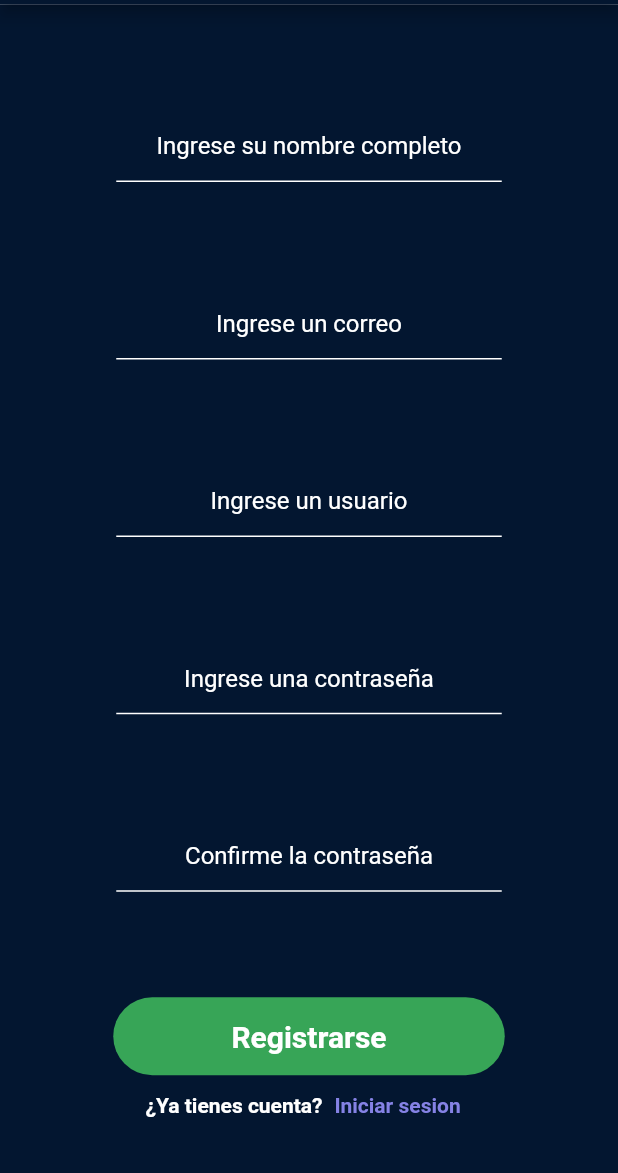
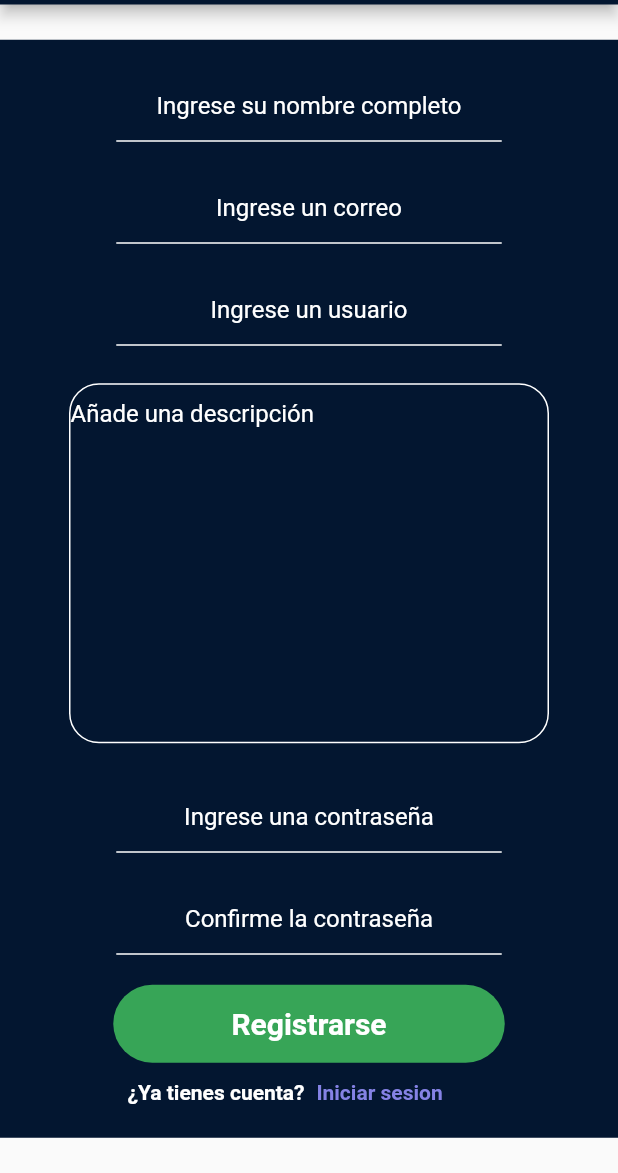
Before and after one commit to jero0137/PosIt, a Flutter app: the screen it shows after launch, after a tap on "Registrarse", on a phone screen of 412 x 824 dp, the part 63-1236 px from its top. Run offline on Flutter 3.47's test engine with Material 2 defaults, Android fonts, the phone set to English and light mode, and no system bars; our stand-ins replace cloud_firestore, firebase_auth, firebase_core, image_picker; missing offline and left inert: cloud_firestore_web, firebase_auth_web, firebase_core_web, image_picker_for_web; accounts and stored records are empty; network calls fail; Roboto replaces fonts that are missing (Poppins).

Commit message:
Signin con descripcion

```diff
--- a/lib/provider/providers/user.dart
+++ b/lib/provider/providers/user.dart
@@ -8,7 +8,7 @@ class User with ChangeNotifier, DiagnosticableTreeMixin {
   String _correo = '';
   String _linkFoto =
       'https://firebasestorage.googleapis.com/v0/b/posit-afbe6.appspot.com/o/FotoPerfil.png?alt=media&token=e4126886-2c3d-4b0e-8fb8-8fc80321d62b';
-  String descripcion = 'Me gusta la papaya';
+  String descripcion = '';
 
 
   Future<void> inicializar() async {
@@ -16,6 +16,7 @@ class User with ChangeNotifier, DiagnosticableTreeMixin {
      setNombre(valores['name']);
      setUsuario(valores['Usuario']);
      setCorreo(valores['email']);
+     setDescripcion(valores['descripcion']);
   }
 
 
--- a/lib/utils/Authentication.dart
+++ b/lib/utils/Authentication.dart
@@ -16,6 +16,7 @@ class Authentication {
       required String pass,
       required String nombre,
       required String usuario,
+      required String descripcion,
       required BuildContext context}) async {
     try {
       final User? user = (await _auth.createUserWithEmailAndPassword(
@@ -28,7 +29,7 @@ class Authentication {
 
       if (user != null) {
         await Database.addUser(
-            email: email, nombre: nombre, usuario: usuario, uid: user.uid);
+            email: email,descripcion: descripcion ,nombre: nombre, usuario: usuario, uid: user.uid);
             entro= true;
       }
     } on FirebaseAuthException catch (e) {
--- a/lib/utils/Database.dart
+++ b/lib/utils/Database.dart
@@ -15,6 +15,7 @@ class Database {
   static Future<void> addUser(
       {required String email,
       required String uid,
+      required String descripcion,
       required String nombre,
       required String usuario}) async {
     DocumentReference referencer = _mainCollection.doc(uid);
@@ -23,6 +24,7 @@ class Database {
       "name": nombre,
       "email": email,
       "Usuario": usuario,
+      "descripcion" : descripcion,
     };
     await referencer.set(data).whenComplete(() {
       userUid = uid;
@@ -58,10 +60,12 @@ class Database {
     String nombre = "";
     String email = "";
     String usuario = "";
+    String descripcion = "";
     Map<String, dynamic> dataa = <String, dynamic>{
       "name": nombre,
       "email": email,
       "Usuario": usuario,
+      "descripcion" : descripcion,
     };
 
     await userInfo.get().then(
--- a/lib/vistas/signin.dart
+++ b/lib/vistas/signin.dart
@@ -17,11 +17,11 @@ class signin extends StatelessWidget {
       TextEditingController();
   final TextEditingController _controllerUsuario = TextEditingController();
   final TextEditingController _controllerNombre = TextEditingController();
+  final TextEditingController _controllerDescripcion = TextEditingController();
 
   @override
   Widget build(BuildContext context) {
     return Scaffold(
-      resizeToAvoidBottomInset: false,
       appBar: const cabecera(
         titulo: 'PosIT',
       ),
@@ -30,10 +30,11 @@ class signin extends StatelessWidget {
             decoration: const BoxDecoration(
               color: Color(0xFF031630),
             ),
+            child: SingleChildScrollView(
               child: Column(
                 children: [
-            const Spacer(
-              flex: 2,
+                  SizedBox(
+                    height: 20,
                   ),
                   SizedBox(
                     width: 257,
@@ -55,7 +56,9 @@ class signin extends StatelessWidget {
                       controller: _controllerNombre,
                     ),
                   ),
-            const Spacer(flex: 2),
+                  SizedBox(
+                    height: 20,
+                  ),
                   SizedBox(
                     width: 257,
                     child: TextField(
@@ -76,8 +79,8 @@ class signin extends StatelessWidget {
                       controller: _controllerEmail,
                     ),
                   ),
-            Spacer(
-              flex: 2,
+                  SizedBox(
+                    height: 20,
                   ),
                   SizedBox(
                     width: 257,
@@ -99,8 +102,42 @@ class signin extends StatelessWidget {
                       controller: _controllerUsuario,
                     ),
                   ),
-            Spacer(
-              flex: 2,
+                  SizedBox(
+                    height: 20,
+                  ),
+                  SizedBox(
+                      child: Container(
+                    width: 320,
+                    height: 240,
+                    margin: const EdgeInsets.only(bottom: 5, top: 5),
+                    decoration: BoxDecoration(
+                        border: Border.all(
+                          color: Colors.white,
+                        ),
+                        borderRadius: BorderRadius.all(Radius.circular(20)),
+                        color: Colors.transparent),
+                    child: Column(children: [
+                      SizedBox(
+                        height: 10,
+                      ),
+                      SizedBox(
+                        child: TextField(
+                          decoration: InputDecoration.collapsed(
+                            fillColor: Colors.white,
+                            hintText: 'Añade una descripción',
+                            hintStyle: TextStyle(color: Colors.white),
+                          ),
+                          textAlign: TextAlign.start,
+                          maxLines: null,
+                          style: TextStyle(color: Colors.white),
+                          autofocus: false,
+                          controller: _controllerDescripcion,
+                        ),
+                      ),
+                    ]),
+                  )),
+                  SizedBox(
+                    height: 20,
                   ),
                   SizedBox(
                     width: 257,
@@ -123,8 +160,8 @@ class signin extends StatelessWidget {
                       controller: _controllerPass,
                     ),
                   ),
-            Spacer(
-              flex: 2,
+                  SizedBox(
+                    height: 20,
                   ),
                   SizedBox(
                     width: 257,
@@ -147,23 +184,24 @@ class signin extends StatelessWidget {
                       controller: _controllerConfirmarPass,
                     ),
                   ),
-            Spacer(
-              flex: 2,
+                  SizedBox(
+                    height: 20,
                   ),
                   SizedBox(
                     child: button(() async {
-                if (Functions.contrasenasIguales(
-                    _controllerPass.text, _controllerConfirmarPass.text)) {
+                      if (Functions.contrasenasIguales(_controllerPass.text,
+                          _controllerConfirmarPass.text)) {
                         await Authentication.register(
                             email: _controllerEmail.text,
+                            descripcion: _controllerDescripcion.text,
                             nombre: _controllerNombre.text,
                             pass: _controllerPass.text,
                             usuario: _controllerUsuario.text,
                             context: context);
 
                         if (Authentication.entro == true) {
-
-                    Provider.of<User>(context, listen: false).inicializar();
+                          Provider.of<User>(context, listen: false)
+                              .inicializar();
 
                           Navigator.push(context,
                               MaterialPageRoute(builder: (context) {
@@ -180,7 +218,9 @@ class signin extends StatelessWidget {
                   ),
                   Row(
                     children: [
-                Spacer(),
+                      SizedBox(
+                        width: 85,
+                      ),
                       Text(
                         '¿Ya tienes cuenta?',
                         style: TextStyle(
@@ -215,13 +255,15 @@ class signin extends StatelessWidget {
                                       fontSize: 14))),
                         ),
                       )),
-                Spacer()
                     ],
                   ),
-            Spacer(),
+                  SizedBox(
+                    height: 20,
+                  ),
                 ],
               ),
             )),
+      ),
     );
   }
 }
```
Lines whose indentation alone changed are shown as unchanged.
